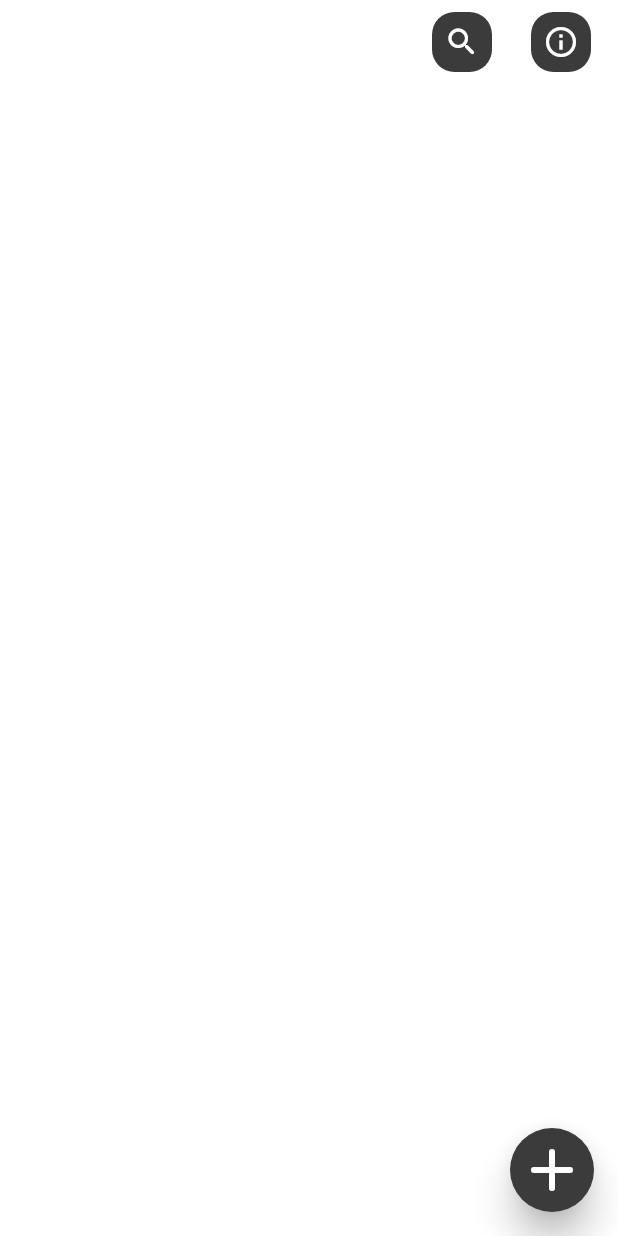
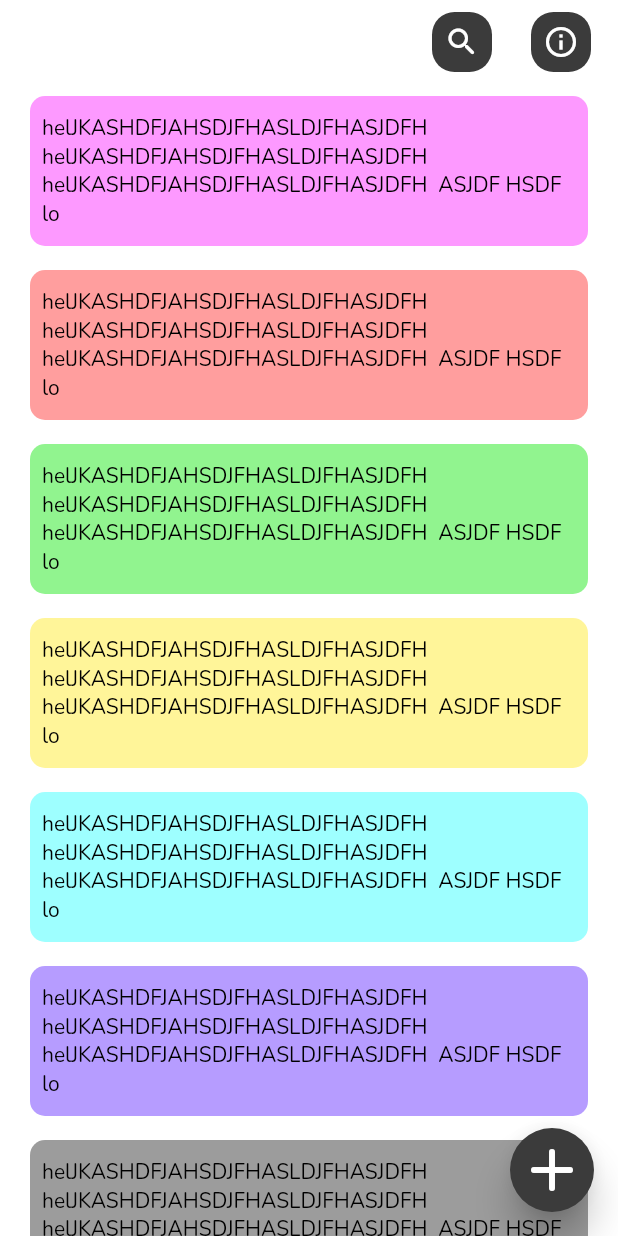
Before and after one commit to Nilav2608/notes_with_firebase, a Flutter app: the screen it shows after launch, on a phone screen of 412 x 824 dp. Run offline on Flutter 3.47's test engine with Material 2 defaults, Android fonts, the phone set to English and light mode, and no system bars; our stand-ins replace google_fonts.

Commit message:
random color sample test

```diff
--- a/lib/home.dart
+++ b/lib/home.dart
@@ -1,4 +1,7 @@
+import 'dart:math';
+
 import 'package:flutter/material.dart';
+import 'package:notes_with_firebase/tile_widget.dart';
 
 class HomePage extends StatefulWidget {
   const HomePage({super.key});
@@ -9,9 +12,21 @@ class HomePage extends StatefulWidget {
 
 class _HomePageState extends State<HomePage> {
   Color bgColor = const Color(0x00252525);
+
+  final List<int> tileColors = [
+    0xFFFD99FF,
+    0xFFFF9E9E,
+    0xFF91F48F,
+    0xFFFFF599,
+    0xFF9EFFFF,
+    0xFFB69CFF,
+    0xFF9C9C9C
+  ];
+
   @override
   Widget build(BuildContext context) {
-    return Scaffold(
+    return SafeArea(
+      child: Scaffold(
         backgroundColor: bgColor,
         appBar: AppBar(
           backgroundColor: bgColor,
@@ -59,9 +74,22 @@ class _HomePageState extends State<HomePage> {
         floatingActionButton: FloatingActionButton(
           onPressed: () {},
           backgroundColor: const Color.fromARGB(255, 59, 59, 59),
-
           elevation: 10,
-        child: const Icon(Icons.add_rounded,size: 48,),
+          child: const Icon(
+            Icons.add_rounded,
+            size: 48,
+          ),
+        ),
+        body: ListView.builder(
+          itemCount: 7,
+          itemBuilder: (context, index) {
+            // int color = tileColors[index];
+            return TodoTile(
+              text: "helJKASHDFJAHSDJFHASLDJFHASJDFH  helJKASHDFJAHSDJFHASLDJFHASJDFH helJKASHDFJAHSDJFHASLDJFHASJDFH  ASJDF HSDF lo",
+              colorRandom: tileColors[index] ,
+            );
+          },
+        ),
       ),
     );
   }
--- a/lib/tile_widget.dart
+++ b/lib/tile_widget.dart
@@ -1,14 +1,30 @@
 import 'package:flutter/material.dart';
 
-
-class ListTile extends StatelessWidget {
-  const ListTile({super.key});
+class TodoTile extends StatelessWidget {
+  final String text;
+  final int colorRandom;
+  const TodoTile({super.key, required this.colorRandom, required this.text});
 
   @override
   Widget build(BuildContext context) {
-    return Container(
-      decoration: BoxDecoration(
-        borderRadius: BorderRadius.circular(10)
+    return Expanded(
+      child: Padding(
+        padding: const EdgeInsets.symmetric(horizontal: 20.0,vertical: 8),
+        child: Container(
+          height: 100,
+          decoration: BoxDecoration(
+              color: Color(colorRandom),
+              borderRadius: BorderRadius.circular(10)),
+          child: Padding(
+            padding: const EdgeInsets.all(8.0),
+            child: Center(
+              child: Text(
+                text,
+                style: const TextStyle(color: Colors.black),
+              ),
+            ),
+          ),
+        ),
       ),
     );
   }
```
Lines whose indentation alone changed are shown as unchanged.
